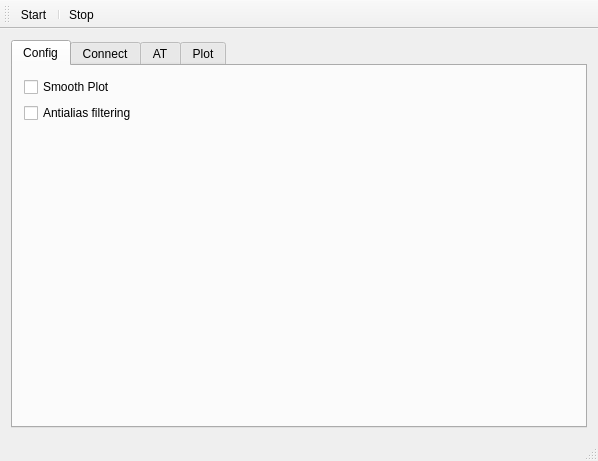
Above: logger_ble/logger/mainwindow.ui from saul-rodriguez/Qt before the change. Below: the same form after it.
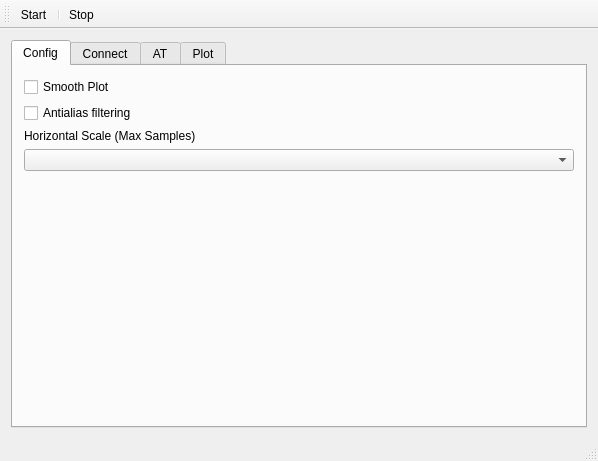
That is the form after the change. The open tabs and pages were chosen to show the change. Icons and pictures are not drawn.

Commit message: ble logger: horizontal scale in plot is now programmable

```diff
--- a/logger_ble/logger/mainwindow.ui
+++ b/logger_ble/logger/mainwindow.ui
@@ -43,6 +43,16 @@
               </property>
              </widget>
             </item>
+            <item>
+             <widget class="QLabel" name="label">
+              <property name="text">
+               <string>Horizontal Scale (Max Samples)</string>
+              </property>
+             </widget>
+            </item>
+            <item>
+             <widget class="QComboBox" name="comboBoxHorizontalScale"/>
+            </item>
             <item>
              <spacer name="verticalSpacer">
               <property name="orientation">
```
Left out of the diff: 2 changed lines with no effect on the pictures. The commit also changes 1887 other files.
